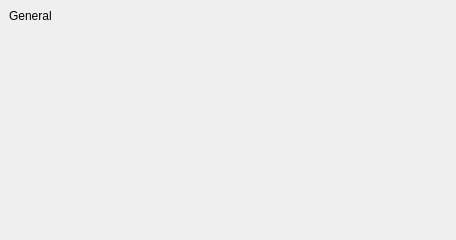
Qt form incidenceeditors/incidenceeditor-ng/eventortodomoremobile.ui (chusopr/kdepim-ktimetracker-akonadi) before a commit.
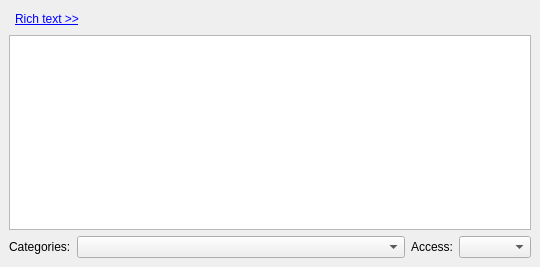
The same form after that commit. Custom widgets are drawn as their Qt base class.

Commit message: Prepare categories (tab "General") for mobile UI

The edit to the form file:
```diff
--- a/incidenceeditors/incidenceeditor-ng/eventortodomoremobile.ui
+++ b/incidenceeditors/incidenceeditor-ng/eventortodomoremobile.ui
@@ -6,8 +6,8 @@
    <rect>
     <x>0</x>
     <y>0</y>
-    <width>449</width>
-    <height>240</height>
+    <width>540</width>
+    <height>267</height>
    </rect>
   </property>
   <property name="windowTitle">
@@ -17,26 +17,110 @@
    <number>0</number>
   </property>
   <widget class="QWidget" name="page">
-   <layout class="QVBoxLayout" name="verticalLayout_2">
-    <item>
-     <widget class="QLabel" name="label">
+   <layout class="QGridLayout" name="gridLayout_3">
+    <item row="0" column="0" colspan="4">
+     <layout class="QHBoxLayout" name="horizontalLayout_6">
+      <item>
+       <widget class="QWidget" name="mEditToolBarPlaceHolder" native="true"/>
+      </item>
+      <item>
+       <widget class="QLabel" name="mRichTextLabel">
+        <property name="sizePolicy">
+         <sizepolicy hsizetype="Fixed" vsizetype="Preferred">
+          <horstretch>0</horstretch>
+          <verstretch>0</verstretch>
+         </sizepolicy>
+        </property>
+        <property name="text">
+         <string>&lt;a href=\&quot;hide\&quot;&gt;&lt;font color='blue'&gt;Rich text &amp;gt;&amp;gt;&lt;/font&gt;&lt;/a&gt;</string>
+        </property>
+        <property name="textFormat">
+         <enum>Qt::RichText</enum>
+        </property>
+       </widget>
+      </item>
+      <item>
+       <spacer name="horizontalSpacer_9">
+        <property name="orientation">
+         <enum>Qt::Horizontal</enum>
+        </property>
+        <property name="sizeHint" stdset="0">
+         <size>
+          <width>40</width>
+          <height>20</height>
+         </size>
+        </property>
+       </spacer>
+      </item>
+     </layout>
+    </item>
+    <item row="1" column="0" colspan="4">
+     <widget class="KRichTextWidget" name="mDescriptionEdit">
+      <property name="toolTip">
+       <string extracomment="@info:tooltip">Set the description in plain text or rich text.</string>
+      </property>
+      <property name="whatsThis">
+       <string extracomment="@info:whatsthis">Sets the description for this event, to-do or journal. This will be displayed in a reminder if one is set, as well as in a tooltip when you hover over the event.</string>
+      </property>
+      <property name="tabChangesFocus">
+       <bool>true</bool>
+      </property>
+     </widget>
+    </item>
+    <item row="2" column="0">
+     <widget class="QLabel" name="mCategoryLabel">
+      <property name="sizePolicy">
+       <sizepolicy hsizetype="Fixed" vsizetype="Preferred">
+        <horstretch>0</horstretch>
+        <verstretch>0</verstretch>
+       </sizepolicy>
+      </property>
       <property name="text">
-       <string>General</string>
+       <string extracomment="@label">Categories:</string>
       </property>
      </widget>
     </item>
-    <item>
-     <spacer name="verticalSpacer_5">
-      <property name="orientation">
-       <enum>Qt::Vertical</enum>
+    <item row="2" column="1">
+     <widget class="KPIM::KCheckComboBox" name="mCategoryCombo">
+      <property name="sizePolicy">
+       <sizepolicy hsizetype="MinimumExpanding" vsizetype="Fixed">
+        <horstretch>0</horstretch>
+        <verstretch>0</verstretch>
+       </sizepolicy>
       </property>
-      <property name="sizeHint" stdset="0">
-       <size>
-        <width>20</width>
-        <height>267</height>
-       </size>
+     </widget>
+    </item>
+    <item row="2" column="2">
+     <widget class="QLabel" name="mSecrecyLabel">
+      <property name="sizePolicy">
+       <sizepolicy hsizetype="Fixed" vsizetype="Preferred">
+        <horstretch>0</horstretch>
+        <verstretch>0</verstretch>
+       </sizepolicy>
       </property>
-     </spacer>
+      <property name="toolTip">
+       <string extracomment="@info:tooltip">Set the secrecy level</string>
+      </property>
+      <property name="whatsThis">
+       <string extracomment="@info:whatsthis">Sets whether the access to this event or to-do is restricted. Please note that KOrganizer currently does not use this setting, so the implementation of the restrictions will depend on the groupware server. This means that events or to-dos marked as private or confidential may be visible to others.</string>
+      </property>
+      <property name="text">
+       <string>Access:</string>
+      </property>
+      <property name="alignment">
+       <set>Qt::AlignRight|Qt::AlignTrailing|Qt::AlignVCenter</set>
+      </property>
+     </widget>
+    </item>
+    <item row="2" column="3">
+     <widget class="QComboBox" name="mSecrecyCombo">
+      <property name="toolTip">
+       <string extracomment="@info:tooltip">Set the secrecy level</string>
+      </property>
+      <property name="whatsThis">
+       <string extracomment="@info:whatsthis">Sets whether the access to this event or to-do is restricted. Please note that KOrganizer currently does not use this setting, so the implementation of the restrictions will depend on the groupware server. This means that events or to-dos marked as private or confidential may be visible to others.</string>
+      </property>
+     </widget>
     </item>
    </layout>
   </widget>
@@ -663,11 +747,26 @@
    <extends>QComboBox</extends>
    <header>libkdepim/kdateedit.h</header>
   </customwidget>
+  <customwidget>
+   <class>KRichTextEdit</class>
+   <extends>KTextEdit</extends>
+   <header>krichtextedit.h</header>
+  </customwidget>
   <customwidget>
    <class>KComboBox</class>
    <extends>QComboBox</extends>
    <header>kcombobox.h</header>
   </customwidget>
+  <customwidget>
+   <class>KTextEdit</class>
+   <extends>QTextEdit</extends>
+   <header>ktextedit.h</header>
+  </customwidget>
+  <customwidget>
+   <class>KRichTextWidget</class>
+   <extends>KRichTextEdit</extends>
+   <header>krichtextwidget.h</header>
+  </customwidget>
  </customwidgets>
  <resources/>
  <connections/>
```
The commit also changes 3 other files.
